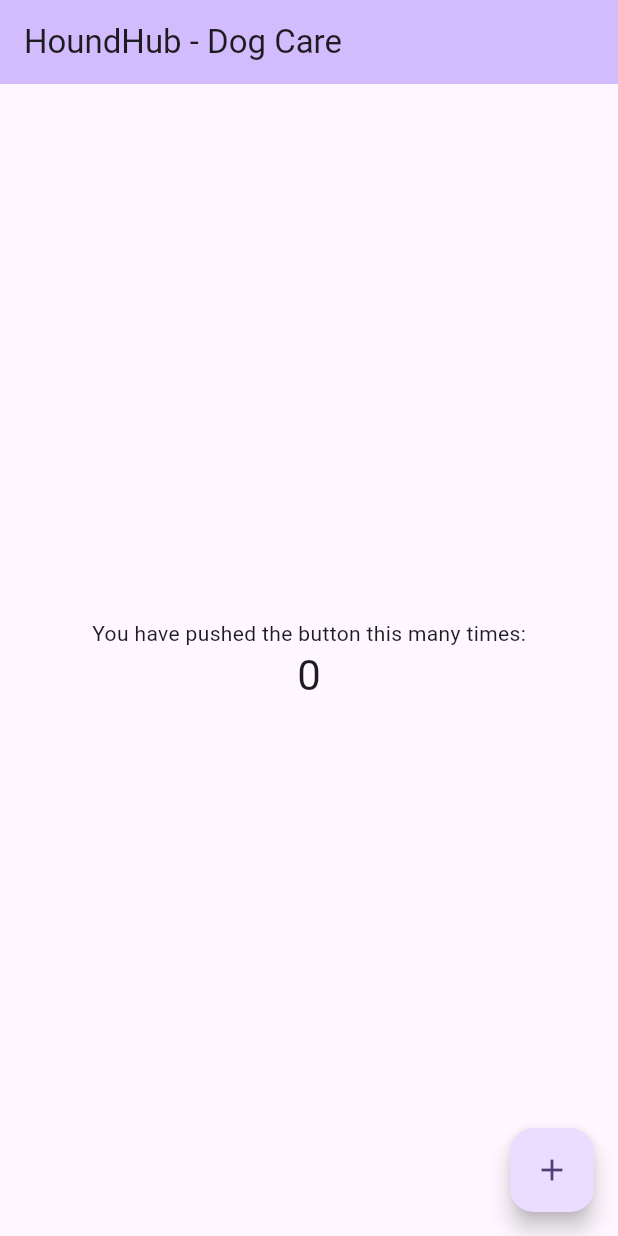
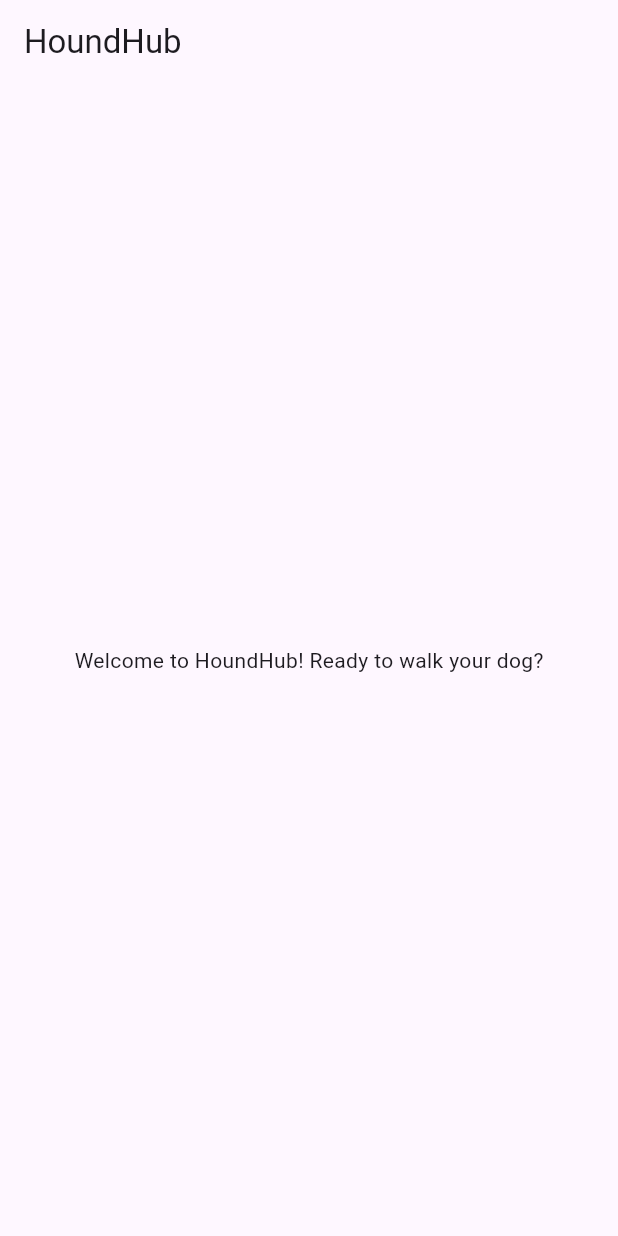
Before and after one commit to jjikarus/houndhub, a Flutter app: the screen it shows after launch, on a phone screen of 412 x 824 dp. Run offline on Flutter 3.47's test engine with Material 3 defaults, Android fonts, the light colour scheme and no system bars; our stand-ins replace supabase_flutter; accounts and stored records are empty.

Commit message:
Created custom home screen replacing demo page

```diff
--- a/lib/main.dart
+++ b/lib/main.dart
@@ -1,3 +1,4 @@
+import 'screens/home_screen.dart';
 import 'services/supabase_service.dart';
 import 'package:flutter/material.dart';
 
@@ -21,53 +22,7 @@ class MyApp extends StatelessWidget {
         colorScheme: ColorScheme.fromSeed(seedColor: Colors.deepPurple),
         useMaterial3: true,
       ),
-      home: const MyHomePage(title: 'HoundHub - Dog Care'),
+      home: const HomeScreen(),
     );
   }
 }
-
-class MyHomePage extends StatefulWidget {
-  const MyHomePage({super.key, required this.title});
-
-  final String title;
-
-  @override
-  State<MyHomePage> createState() => _MyHomePageState();
-}
-
-class _MyHomePageState extends State<MyHomePage> {
-  int _counter = 0;
-
-  void _incrementCounter() {
-    setState(() {
-      _counter++;
-    });
-  }
-
-  @override
-  Widget build(BuildContext context) {
-    return Scaffold(
-      appBar: AppBar(
-        backgroundColor: Theme.of(context).colorScheme.inversePrimary,
-        title: Text(widget.title),
-      ),
-      body: Center(
-        child: Column(
-          mainAxisAlignment: MainAxisAlignment.center,
-          children: <Widget>[
-            const Text('You have pushed the button this many times:'),
-            Text(
-              '$_counter',
-              style: Theme.of(context).textTheme.headlineMedium,
-            ),
-          ],
-        ),
-      ),
-      floatingActionButton: FloatingActionButton(
-        onPressed: _incrementCounter,
-        tooltip: 'Increment',
-        child: const Icon(Icons.add),
-      ),
-    );
-  }
-}
--- /dev/null
+++ b/lib/screens/home_screen.dart
@@ -0,0 +1,17 @@
+import 'package:flutter/material.dart';
+
+class HomeScreen extends StatelessWidget {
+  const HomeScreen({super.key});
+
+  @override
+  Widget build(BuildContext context) {
+    return Scaffold(
+      appBar: AppBar(
+        title: const Text('HoundHub'),
+      ),
+      body: const Center(
+        child: Text('Welcome to HoundHub! Ready to walk your dog?'),
+      ),
+    );
+  }
+}
```
